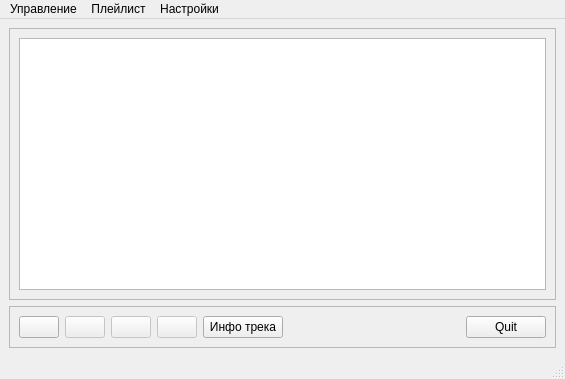
First picture: the form in ui/main_radio.ui, repository graal101/Radio, before the edit.
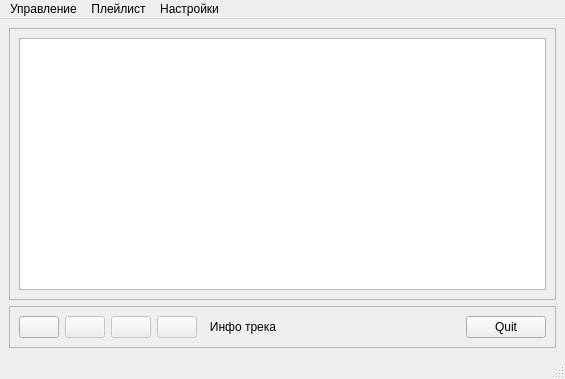
Second picture: the form after the edit. Icons and pictures are not drawn.

Commit message: added info about playing trek

Patch:
```diff
--- a/ui/main_radio.ui
+++ b/ui/main_radio.ui
@@ -132,6 +132,9 @@
          <property name="text">
           <string>Инфо трека</string>
          </property>
+         <property name="flat">
+          <bool>true</bool>
+         </property>
         </widget>
        </item>
        <item>
```
The commit also changes 1 other file.
